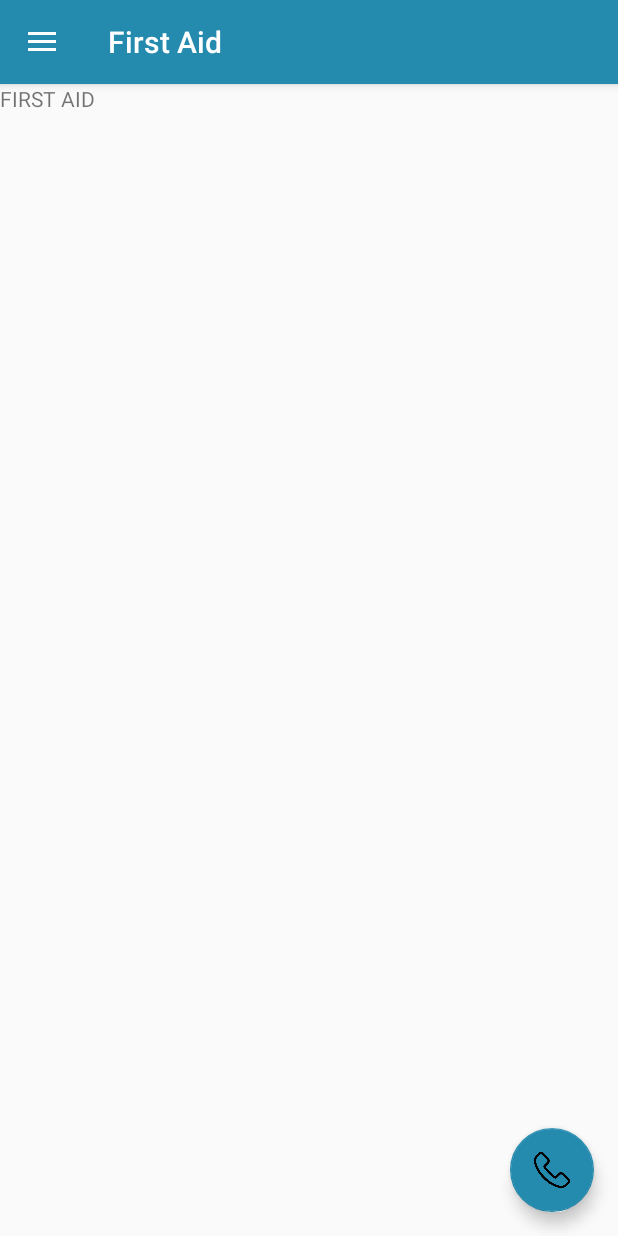
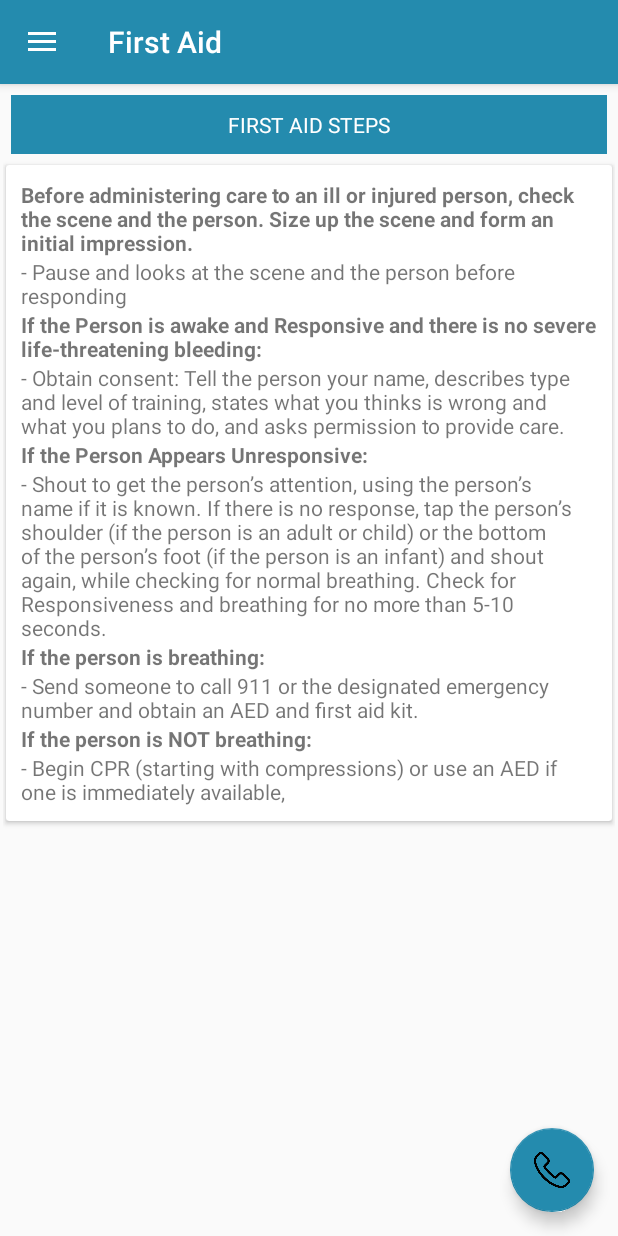
Before and after one commit to 2015084962/BAHAnda, an Android app: the screen it shows after launch (MainActivity), in the side drawer, after a tap on "First Aid", on a phone screen of 412 x 824 dp. Run offline under Robolectric (Android 15) with nearby library versions, the phone set to English and light mode, and no system bars.

Commit message:
Updated firstaid layout

```diff
--- a/app/src/main/res/layout/fragment_firstaid.xml
+++ b/app/src/main/res/layout/fragment_firstaid.xml
@@ -6,9 +6,101 @@
     tools:context=".firstaid">
 
     <!-- TODO: Update blank fragment layout -->
-    <TextView
+
+    <LinearLayout
         android:layout_width="match_parent"
         android:layout_height="match_parent"
-        android:text="FIRST AID" />
+        android:layout_margin="2dp"
+        android:orientation="vertical">
+
+        <TextView
+            android:layout_width="match_parent"
+            android:layout_height="wrap_content"
+            android:layout_margin="5dp"
+            android:background="@color/colorPrimary"
+            android:gravity="center"
+            android:padding="10dp"
+            android:text="FIRST AID STEPS"
+            android:textColor="@android:color/white" />
+
+        <android.support.v7.widget.CardView
+            android:layout_width="match_parent"
+            android:layout_height="wrap_content"
+            android:layout_margin="2dp">
+
+            <LinearLayout
+                android:layout_width="match_parent"
+                android:layout_height="match_parent"
+                android:orientation="vertical"
+                android:padding="10dp">
+
+                <TextView
+                    android:id="@+id/textView4"
+                    android:layout_width="wrap_content"
+                    android:layout_height="wrap_content"
+                    android:text="@string/first_aid_steps"
+                    android:textStyle="bold" />
+
+                <TextView
+                    android:id="@+id/textView13"
+                    android:layout_width="match_parent"
+                    android:layout_height="wrap_content"
+                    android:text="- Pause and looks at the scene and the person before responding" />
+
+                <TextView
+                    android:id="@+id/textView5"
+                    android:layout_width="wrap_content"
+                    android:layout_height="wrap_content"
+                    android:text="If the Person is awake and Responsive and there is no severe life-threatening bleeding:"
+                    android:textStyle="bold" />
+
+                <TextView
+                    android:id="@+id/textView9"
+                    android:layout_width="match_parent"
+                    android:layout_height="wrap_content"
+                    android:text="- Obtain consent: Tell the person your name, describes type and level of training, states what you thinks is wrong and what you plans to do, and asks permission to provide care." />
+
+                <TextView
+                    android:id="@+id/textView6"
+                    android:layout_width="match_parent"
+                    android:layout_height="wrap_content"
+                    android:text="If the Person Appears Unresponsive:"
+                    android:textStyle="bold" />
+
+                <TextView
+                    android:id="@+id/textView10"
+                    android:layout_width="match_parent"
+                    android:layout_height="wrap_content"
+                    android:text="- Shout to get the person’s attention, using the person’s name if it is known. If there is no response, tap the person’s shoulder (if the person is an adult or child) or the bottom of the person’s foot (if the person is an infant) and shout again, while checking for normal breathing. Check for Responsiveness and breathing for no more than 5-10 seconds." />
+
+                <TextView
+                    android:id="@+id/textView7"
+                    android:layout_width="match_parent"
+                    android:layout_height="wrap_content"
+                    android:text="If the person is breathing:"
+                    android:textStyle="bold" />
+
+                <TextView
+                    android:id="@+id/textView11"
+                    android:layout_width="match_parent"
+                    android:layout_height="wrap_content"
+                    android:text="- Send someone to call 911 or the designated emergency number and obtain an AED and first aid kit." />
+
+                <TextView
+                    android:id="@+id/textView8"
+                    android:layout_width="match_parent"
+                    android:layout_height="wrap_content"
+                    android:text="If the person is NOT breathing:"
+                    android:textStyle="bold" />
+
+                <TextView
+                    android:id="@+id/textView12"
+                    android:layout_width="match_parent"
+                    android:layout_height="wrap_content"
+                    android:text="- Begin CPR (starting with compressions) or use an AED if one is immediately available," />
+            </LinearLayout>
+
+        </android.support.v7.widget.CardView>
+    </LinearLayout>
 
 </FrameLayout>
--- a/app/src/main/res/values/strings.xml
+++ b/app/src/main/res/values/strings.xml
@@ -78,5 +78,6 @@
             as well as by the accumulation of rainwater by drainage.
         ]]>
     </string>
+    <string name="first_aid_steps">Before administering care to an ill or injured person, check the scene and the person. Size up the scene and form an initial impression.</string>
 
 </resources>
```
